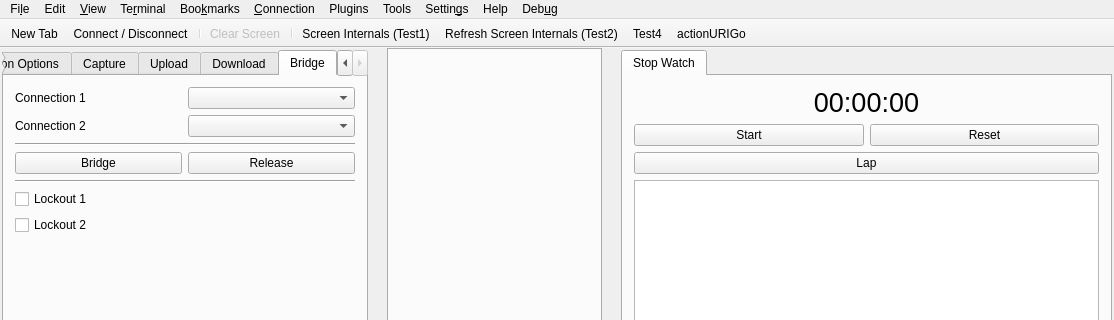
The window that src/UI/QT/Form_MainWindow.ui (TheBeef/WhippyTerm) describes before a commit, drawn with Qt 5; both pictures show x 0 to 1114 and y 0 to 320 of the 1114 by 699 pixel window.
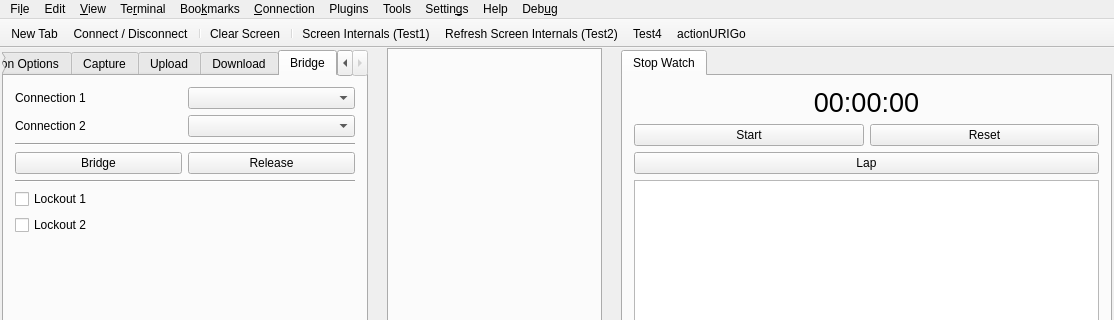
The same window after the commit. Icons and pictures are not drawn. Custom widgets are drawn as their Qt base class.

What changed in the file:
```diff
--- a/src/UI/QT/Form_MainWindow.ui
+++ b/src/UI/QT/Form_MainWindow.ui
@@ -2187,9 +2187,6 @@
    </property>
   </action>
   <action name="actionClear_Screen">
-   <property name="enabled">
-    <bool>false</bool>
-   </property>
    <property name="icon">
     <iconset resource="MainResource.qrc">
      <normaloff>:/G/Graphics/application.png</normaloff>:/G/Graphics/application.png</iconset>
```
Left out of the diff: 2 changed lines with no effect on the pictures.
